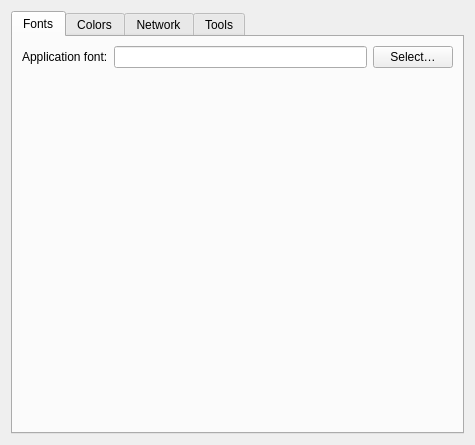
rug-compling/dact, file ui/PreferencesWindow.ui: the form before one commit.
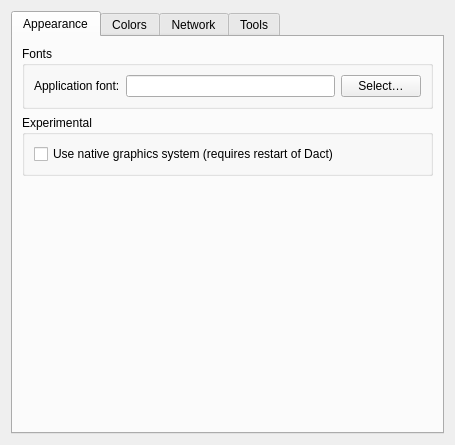
The form after the commit. The open tabs and pages were chosen to show the change. Custom widgets are drawn as their Qt base class.

Commit message: Add experimental support for HiDPI displays.

The edit to the form file:
```diff
--- a/ui/PreferencesWindow.ui
+++ b/ui/PreferencesWindow.ui
@@ -6,7 +6,7 @@
    <rect>
     <x>0</x>
     <y>0</y>
-    <width>475</width>
+    <width>455</width>
     <height>445</height>
    </rect>
   </property>
@@ -21,11 +21,15 @@
      </property>
      <widget class="QWidget" name="fontsTab">
       <attribute name="title">
-       <string>Fonts</string>
+       <string>Appearance</string>
       </attribute>
       <layout class="QVBoxLayout" name="verticalLayout_2">
        <item>
-        <layout class="QGridLayout">
+        <widget class="QGroupBox" name="fontsGroup">
+         <property name="title">
+          <string>Fonts</string>
+         </property>
+         <layout class="QGridLayout" name="groupBox_7">
          <item row="0" column="0">
           <widget class="QLabel" name="label_8">
            <property name="text">
@@ -33,22 +37,44 @@
            </property>
           </widget>
          </item>
-         <item row="0" column="1">
+          <item row="0" column="3">
           <widget class="QLineEdit" name="appFontLineEdit">
            <property name="readOnly">
             <bool>true</bool>
            </property>
           </widget>
          </item>
-         <item row="0" column="2">
+          <item row="0" column="4">
           <widget class="QPushButton" name="appFontPushButton">
            <property name="text">
             <string>Select…</string>
            </property>
           </widget>
          </item>
-         <item row="1" column="0">
-          <spacer name="verticalSpacer">
+         </layout>
+        </widget>
+       </item>
+       <item>
+        <widget class="QGroupBox" name="experimentalGroup">
+         <property name="title">
+          <string>Experimental</string>
+         </property>
+         <layout class="QVBoxLayout" name="verticalLayout_5">
+          <item>
+           <widget class="QCheckBox" name="useNativeGraphicsSystemCheckbox">
+            <property name="toolTip">
+             <string>Dact looks better on HiDPI resolutions when using the native rendering system.</string>
+            </property>
+            <property name="text">
+             <string>Use native graphics system (requires restart of Dact)</string>
+            </property>
+           </widget>
+          </item>
+         </layout>
+        </widget>
+       </item>
+       <item>
+        <spacer name="verticalSpacer_4">
            <property name="orientation">
             <enum>Qt::Vertical</enum>
            </property>
@@ -61,8 +87,6 @@
           </spacer>
          </item>
         </layout>
-       </item>
-      </layout>
      </widget>
      <widget class="QWidget" name="colorsTab">
       <attribute name="title">
```
Left out of the diff: 4 changed lines with no effect on the pictures. Lines whose indentation alone changed are shown as unchanged. The commit also changes 4 other files.
